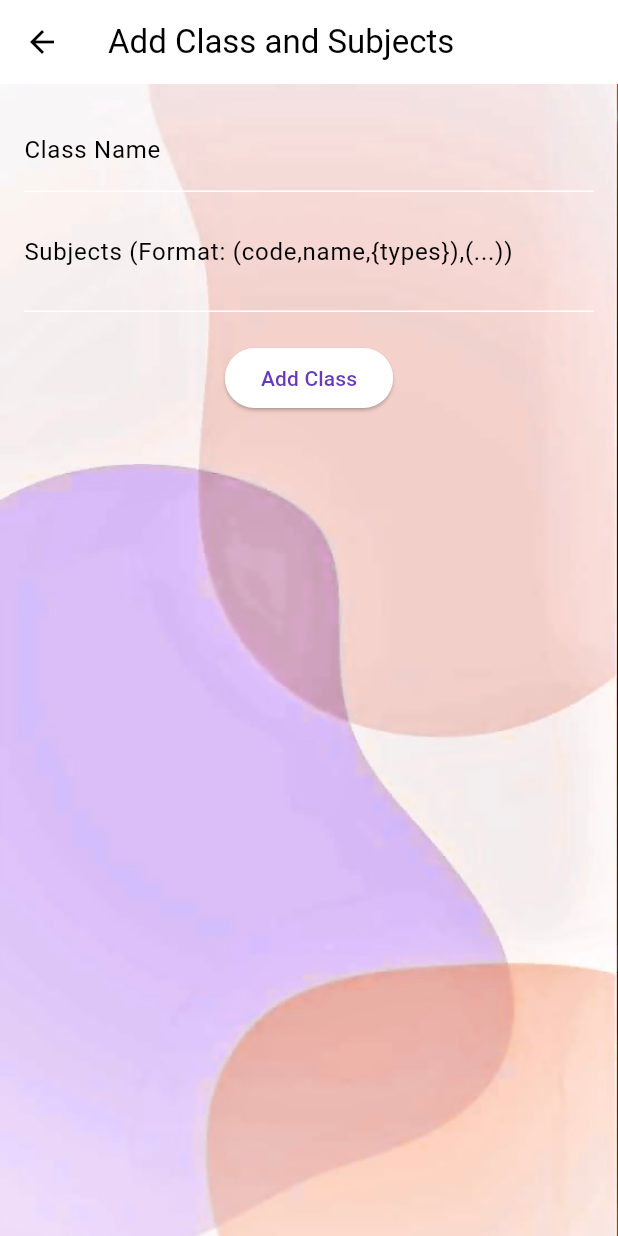
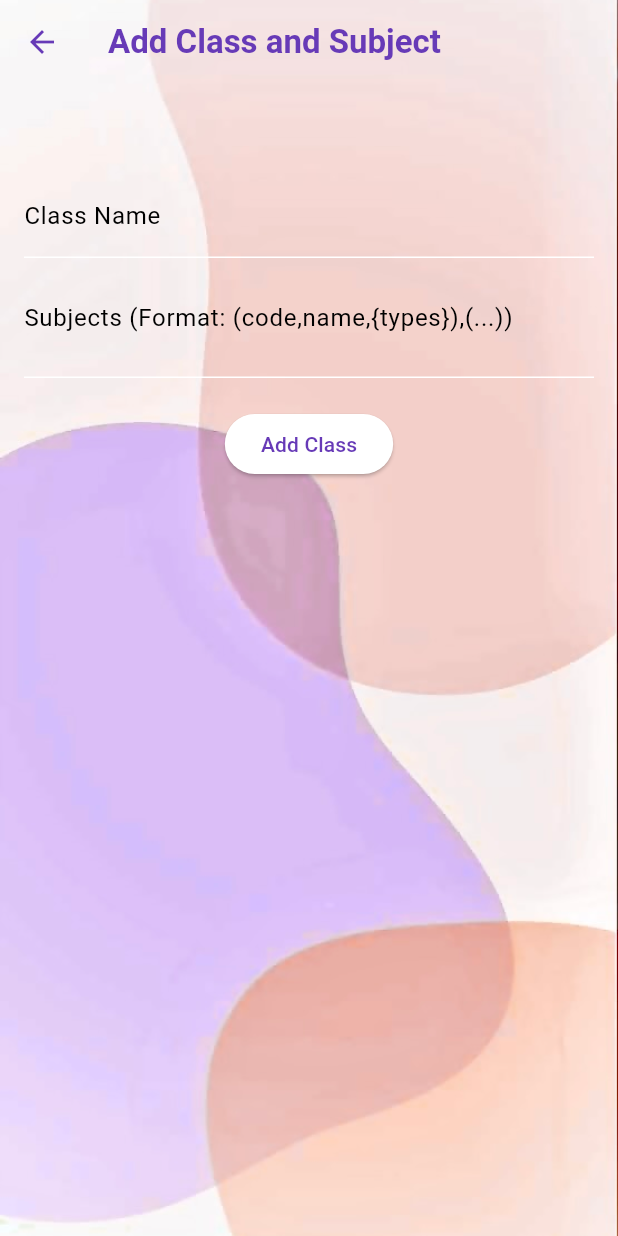
Before and after one commit to jadhavswapnil01/Flutter_Attendance, a Flutter app: the screen it shows after launch, after a tap on "Add Classes", on a phone screen of 412 x 824 dp. Run offline on Flutter 3.47's test engine with Material 3 defaults, Android fonts, the phone set to English and light mode, and no system bars; our stand-ins replace image_picker, location, sqflite; missing offline and left inert: wifi_iot; accounts and stored records are empty; network calls fail.

Commit message:
ui appbar updated

```diff
--- a/lib/main.dart
+++ b/lib/main.dart
@@ -37,20 +37,13 @@ class HomeScreen extends StatelessWidget {
   Widget build(BuildContext context) {
     return BackgroundScaffold(
       appBar: AppBar(
-        title: const Text(
-          'Attendance App',
-          style: TextStyle(fontWeight: FontWeight.bold),
-        ),
+        // title: const Text(
+        //   'Attendance App',
+        //   style: TextStyle(fontWeight: FontWeight.bold),
+        // ),
         elevation: 0,
-        flexibleSpace: Container(
-          decoration: const BoxDecoration(
-            gradient: LinearGradient(
-              colors: [Color(0xFF673AB7), Color(0xFF9575CD)],
-              begin: Alignment.topLeft,
-              end: Alignment.bottomRight,
-            ),
-          ),
-        ),
+        backgroundColor: Colors.transparent,
+
       ),
       body: Container(
         // decoration: const BoxDecoration(
@@ -67,12 +60,13 @@ class HomeScreen extends StatelessWidget {
               child: Column(
                 mainAxisAlignment: MainAxisAlignment.center,
                 children: [
+                  const SizedBox(height: 40),
                   const Icon(
                     Icons.school_rounded,
                     size: 120,
                     color: Color(0xFF673AB7),
                   ),
-                  const SizedBox(height: 20),
+                  const SizedBox(height: 5),
                   const Text(
                     'Welcome to Attendance App',
                     style: TextStyle(
@@ -133,11 +127,12 @@ class HomeScreen extends StatelessWidget {
                   height: 60,
                   decoration: BoxDecoration(
                     color: const Color.fromARGB(0, 184, 89, 213),
-                    border: Border.all(color: const Color.fromARGB(255, 255, 255, 255)),
+                    border: Border.all(color: const Color.fromARGB(255, 255, 255, 255), width: 1.5),
                     borderRadius: BorderRadius.circular(12),
                     boxShadow: [
                       BoxShadow(
                         color: const Color.fromARGB(255, 255, 250, 250).withOpacity(0.1),
+
                         blurRadius: 10,
                         offset: const Offset(0, 4),
                       ),
@@ -175,12 +170,20 @@ class StudentsList extends StatelessWidget {
   Widget build(BuildContext context) {
     return BackgroundScaffold(
       appBar: AppBar(
-        title: const Text('Stored Students'),
-        backgroundColor: const Color(0xFF673AB7),
+        backgroundColor: Colors.transparent,
+        elevation: 0,
+        title: const Text(
+          'Stored Students',
+          style: TextStyle(
+            color: Color(0xFF673AB7),
+            fontWeight: FontWeight.bold,
+          ),
+        ),
+        iconTheme: const IconThemeData(color: Color(0xFF673AB7)),
       ),
       body: FutureBuilder<List<Map<String, dynamic>>>(
         future: DatabaseHelper.fetchAllStudents(),
-        builder: (context, snapshot) {
+        builder: (context, snapshot,) {
           if (snapshot.connectionState == ConnectionState.waiting) {
             return const Center(child: CircularProgressIndicator());
           }
--- a/lib/screens/add_class.dart
+++ b/lib/screens/add_class.dart
@@ -47,11 +47,24 @@ class _AddClassScreenState extends State<AddClassScreen> {
   @override
   Widget build(BuildContext context) {
     return BackgroundScaffold(
-      appBar: AppBar(title: Text('Add Class and Subjects')),
+      appBar: AppBar(
+        backgroundColor: Colors.transparent,
+        elevation: 0,
+        title: const Text(
+          'Add Class and Subject',
+          style: TextStyle(
+            color: Color(0xFF673AB7),
+            fontWeight: FontWeight.bold,
+          ),
+        ),
+        iconTheme: const IconThemeData(color: Color(0xFF673AB7)),
+      ),
       body: Padding(
+
         padding: const EdgeInsets.all(16.0),
         child: Column(
           children: [
+            SizedBox(height: 100),
             TextField(
               controller: _classNameController,
               decoration: InputDecoration(labelText: 'Class Name'),
--- a/lib/screens/background_scaffold.dart
+++ b/lib/screens/background_scaffold.dart
@@ -15,6 +15,7 @@ class BackgroundScaffold extends StatelessWidget {
   @override
   Widget build(BuildContext context) {
     return Scaffold(
+      extendBodyBehindAppBar: true,
       appBar: appBar,
       body: Stack(
         children: [
--- a/lib/screens/constants.dart
+++ b/lib/screens/constants.dart
@@ -1,3 +1,3 @@
 class APIConstants {
-  static const String baseUrl = "https://30dd-106-221-217-221.ngrok-free.app";
+  static const String baseUrl = "https://5727-106-221-217-42.ngrok-free.app";
 }
--- a/lib/screens/teacher_register.dart
+++ b/lib/screens/teacher_register.dart
@@ -78,9 +78,8 @@ class _TeacherRegisterState extends State<TeacherRegister> {
     return BackgroundScaffold(
 
       appBar: AppBar(
-        backgroundColor: Colors.white,
-        elevation: 2,
-        centerTitle: true,
+        backgroundColor: Colors.transparent,
+        elevation: 0,
         title: const Text(
           'Teacher Register',
           style: TextStyle(
@@ -99,6 +98,7 @@ class _TeacherRegisterState extends State<TeacherRegister> {
               child: Column(
                 crossAxisAlignment: CrossAxisAlignment.center,
                 children: [
+                  const SizedBox(height: 40),
                   const Text(
                     'Get Started',
                     style: TextStyle(
--- a/pubspec.yaml
+++ b/pubspec.yaml
@@ -43,6 +43,7 @@ dependencies:
   location: ^7.0.1
   wifi_iot: ^0.3.19+1
   network_info_plus: ^6.1.2
+  animated_text_kit: ^4.2.1
 
 
 dev_dependencies:
```
Also changed, not shown: lib/screens/student_dashboard.dart (+14 -10 lines), lib/screens/student_login.dart (+6 -4 lines), lib/screens/student_register.dart (+9 -8 lines), lib/screens/teacher_dashboard.dart (+12 -1 lines), lib/screens/teacher_login.dart (+6 -5 lines), flutter_01.png (added), flutter_02.png (added), flutter_03.png (added), pubspec.lock.
